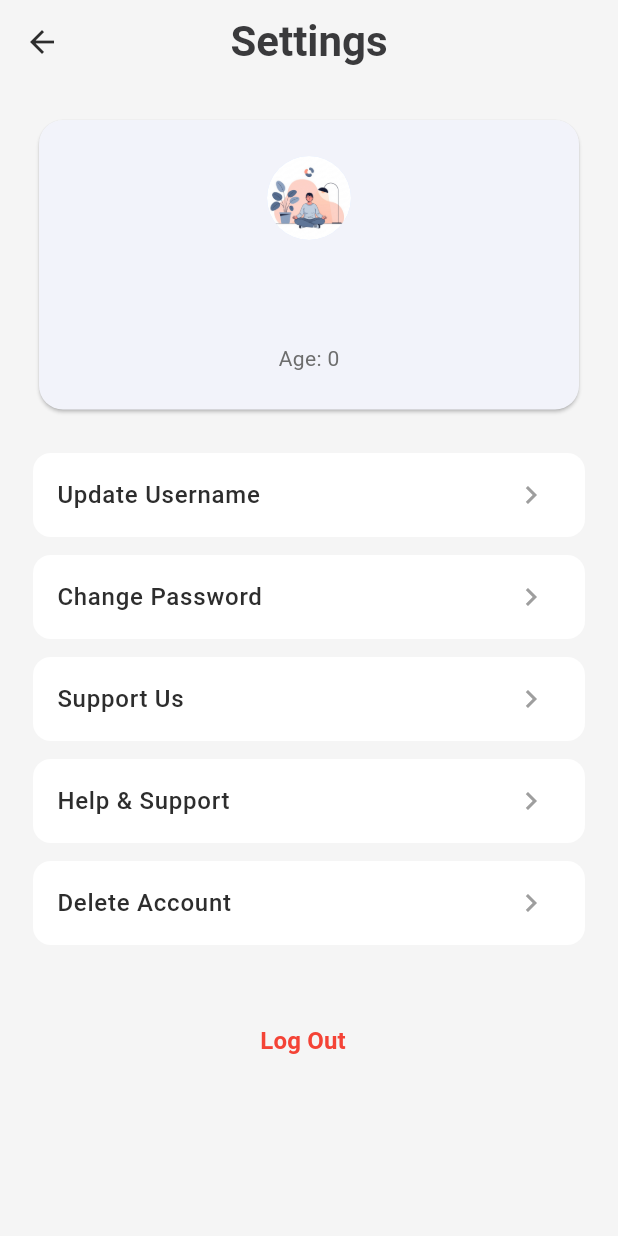
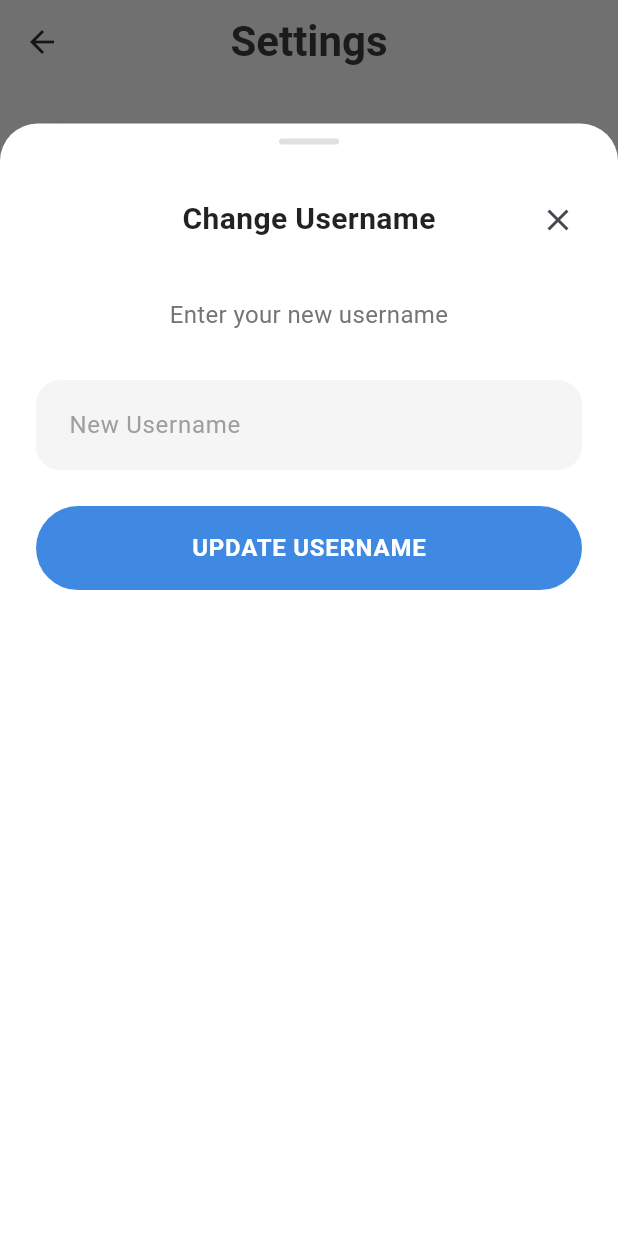
Before and after one commit to TBMenterprise/Zenify2, a Flutter app: the SettingsPage screen opened by its route, after a tap on "Update Username", on a phone screen of 412 x 824 dp. Run offline on Flutter 3.47's test engine with Material 3 defaults, Android fonts, the phone set to English and light mode, and no system bars; our stand-ins replace cloud_firestore, email_validator, firebase_auth, firebase_core, flutter_svg, google_generative_ai and 1 more; accounts and stored records are empty; Roboto replaces fonts that are missing (HelveticaNeue, Literata).

Commit message:
okay piece of code

```diff
--- a/lib/MainPages/main.dart
+++ b/lib/MainPages/main.dart
@@ -12,7 +12,11 @@ import 'settings.dart'; // Imports the SettingsPage widget.
 import 'package:firebase_core/firebase_core.dart'; // Imports the Firebase Core library, which is required to use Firebase services.
 import '../SubPages/reset_password.dart'; // Imports the ResetPasswordPage widget.
 import 'start_page.dart'; // Imports the StartPage widget.
-import '../Authentication/user_profile_setup.dart'; // Imports the UserProfileSetupPage widget.
+import '../Authentication/user_profile_setup.dart';
+import '../SubPages/delete_account.dart'; // Imports the DeleteAccountPage widget.
+import '../SubPages/change_username.dart'; // Imports the ChangeUsernamePage widget.
+import '../SubPages/update_password.dart'; // Imports the UpdatePasswordPage widget.
+import '../SubPages/go_premium.dart'; // Imports the GoPremiumPage widget. // Imports the UserProfileSetupPage widget.
 import 'package:flutter/foundation.dart' show kIsWeb; // For platform check (web vs others)
 
 // The main entry point of the application.
@@ -159,6 +163,16 @@ class MyApp extends StatelessWidget {
         '/start_page': (context) => const StartPage(),
         // The route for the UserProfileSetupPage widget.
         '/user_profile_setup': (context) => const UserProfileSetupPage(),
+                // The route for the UpdatePasswordPage widget.
+        '/update_password': (context) => const UpdatePasswordPage(),
+        // The route for the DeleteAccountPage widget.
+        '/delete_account': (context) => const DeleteAccountPage(),
+        // The route for the ChangeUsernamePage widget.'
+        '/change_username': (context) => const ChangeUsernamePage(),
+        // The route for the GoPremiumPage widget.
+        '/go_premium': (context) => const GoPremiumPage(),
+
+
       },
     );
   }
--- a/lib/MainPages/settings.dart
+++ b/lib/MainPages/settings.dart
@@ -3,6 +3,9 @@ import 'package:firebase_auth/firebase_auth.dart';
 import 'package:cloud_firestore/cloud_firestore.dart';
 import '../Authentication/auth_services.dart';
 import '../SubPages/update_password.dart';
+import '../SubPages/change_username.dart';
+import '../SubPages/go_premium.dart';
+import '../SubPages/delete_account.dart';
 import 'dart:math';
 
 class SettingsPage extends StatefulWidget {
@@ -282,6 +285,7 @@ class _SettingsPageState extends State<SettingsPage> {
                   ...[
                     {'title': 'Update Username'},
                     {'title': 'Change Password'},
+                    {'title': 'Go Premium'},
                     {'title': 'Support Us'},
                     {'title': 'Help & Support'},
                     {'title': 'Delete Account'},
@@ -306,6 +310,7 @@ class _SettingsPageState extends State<SettingsPage> {
                           tileColor: Colors.white,
                           onTap: () {
                             if (item['title'] == 'Change Password') {
+                              showUpdatePasswordBottomSheet(context);
                               Navigator.push(
                                 context,
                                 MaterialPageRoute(
@@ -313,8 +318,12 @@ class _SettingsPageState extends State<SettingsPage> {
                                 ),
                               );
                             } else if (item['title'] == 'Delete Account') {
+                              showDeleteAccountBottomSheet(context);
                               Navigator.pushNamed(context, '/delete_account');
                             } else if (item['title'] == 'Update Username') {
+                              showChangeUsernameBottomSheet(context);
+                            } else if (item['title'] == 'Go Premium') {
+                              showGoPremiumBottomSheet(context);
                               Navigator.pushNamed(context, '/change_username');
                             }
                           },
@@ -350,5 +359,5 @@ class _SettingsPageState extends State<SettingsPage> {
         ),
       ),
     );
-  }
+    }
 }
```
Also changed, not shown: lib/MainPages/chat.dart (+15 -24 lines), pubspec.yaml (+1 -8 lines), assets/sendmessage.svg.
